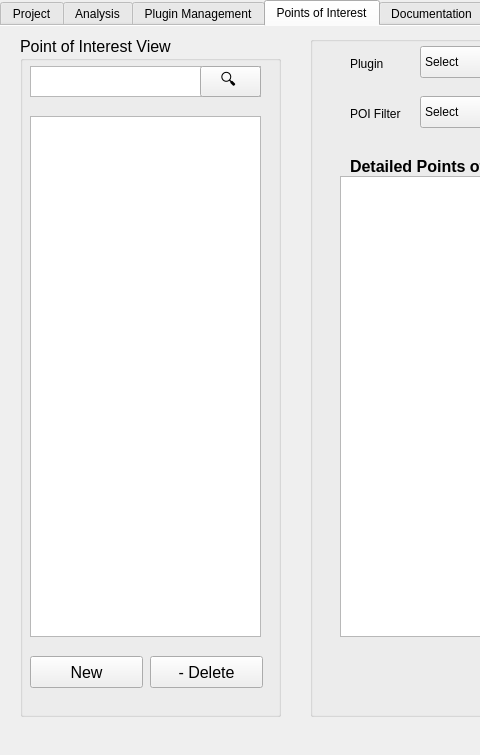
First picture: the form in main.ui, repository maurygrin/Software-Project-Team9, before the edit; both pictures show x 0 to 480 and y 0 to 755 of the 1318 by 755 pixel window.
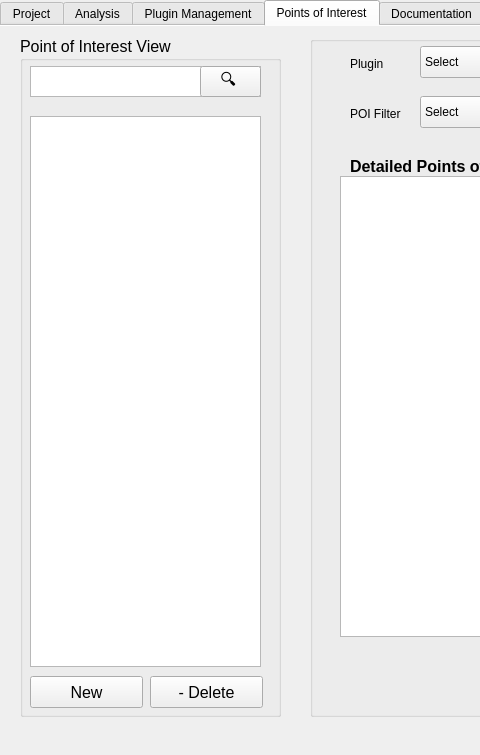
Second picture: the form after the edit. The open tabs and pages were chosen to show the change. Icons and pictures are not drawn.

The edit to the form file:
```diff
--- a/main.ui
+++ b/main.ui
@@ -614,7 +614,7 @@
        <string>Stop</string>
       </property>
      </widget>
-     <widget class="QGroupBox" name="poiView">
+     <widget class="QGroupBox" name="analysisView">
       <property name="geometry">
        <rect>
         <x>20</x>
@@ -982,7 +982,7 @@
      <attribute name="title">
       <string>Points of Interest</string>
      </attribute>
-     <widget class="QGroupBox" name="poiView_2">
+     <widget class="QGroupBox" name="poiView">
       <property name="geometry">
        <rect>
         <x>20</x>
@@ -1003,7 +1003,7 @@
        <property name="geometry">
         <rect>
          <x>10</x>
-         <y>620</y>
+         <y>640</y>
          <width>113</width>
          <height>32</height>
         </rect>
@@ -1035,7 +1035,7 @@
          <x>10</x>
          <y>80</y>
          <width>231</width>
-         <height>521</height>
+         <height>551</height>
         </rect>
        </property>
        <property name="font">
@@ -1080,7 +1080,7 @@
        <property name="geometry">
         <rect>
          <x>130</x>
-         <y>620</y>
+         <y>640</y>
          <width>113</width>
          <height>32</height>
         </rect>
```
Left out of the diff: 18 changed lines with no effect on the pictures.
